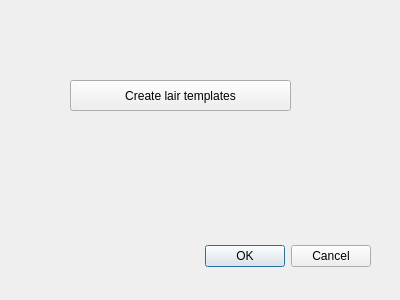
This is WorldSpawnerTool/lairtool.ui in TheAnswer/Tools as Qt 5 draws it before an edit. The edited form follows.
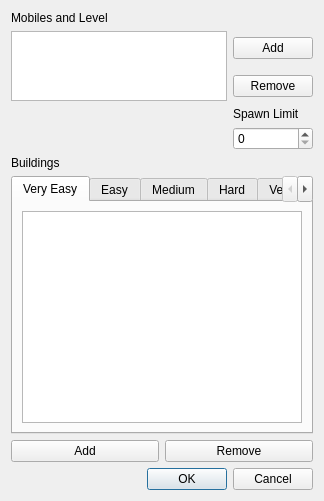
This is the edited form.

Commit message: [updated] spawn tool, added lair template editor

The edit to the form file:
```diff
--- a/WorldSpawnerTool/lairtool.ui
+++ b/WorldSpawnerTool/lairtool.ui
@@ -6,42 +6,145 @@
    <rect>
     <x>0</x>
     <y>0</y>
-    <width>400</width>
-    <height>300</height>
+    <width>324</width>
+    <height>501</height>
    </rect>
   </property>
   <property name="windowTitle">
    <string>Dialog</string>
   </property>
-  <widget class="QDialogButtonBox" name="buttonBox">
-   <property name="geometry">
-    <rect>
-     <x>30</x>
-     <y>240</y>
-     <width>341</width>
-     <height>32</height>
-    </rect>
-   </property>
-   <property name="orientation">
-    <enum>Qt::Horizontal</enum>
-   </property>
-   <property name="standardButtons">
-    <set>QDialogButtonBox::Cancel|QDialogButtonBox::Ok</set>
-   </property>
-  </widget>
-  <widget class="QPushButton" name="pushButton">
-   <property name="geometry">
-    <rect>
-     <x>70</x>
-     <y>80</y>
-     <width>221</width>
-     <height>31</height>
-    </rect>
-   </property>
-   <property name="text">
-    <string>Create lair templates</string>
-   </property>
-  </widget>
+  <layout class="QGridLayout" name="gridLayout_8">
+   <item row="0" column="0">
+    <layout class="QGridLayout" name="gridLayout">
+     <item row="0" column="0">
+      <widget class="QLabel" name="label">
+       <property name="text">
+        <string>Mobiles and Level</string>
+       </property>
+      </widget>
+     </item>
+     <item row="1" column="0" rowspan="2">
+      <widget class="QListWidget" name="listWidget_mobiles"/>
+     </item>
+     <item row="1" column="1">
+      <widget class="QPushButton" name="pushButton_addMobile">
+       <property name="text">
+        <string>Add</string>
+       </property>
+      </widget>
+     </item>
+     <item row="2" column="1">
+      <widget class="QPushButton" name="pushButton_removeMobile">
+       <property name="text">
+        <string>Remove</string>
+       </property>
+      </widget>
+     </item>
+     <item row="3" column="1">
+      <widget class="QLabel" name="label_2">
+       <property name="text">
+        <string>Spawn Limit</string>
+       </property>
+      </widget>
+     </item>
+     <item row="4" column="1">
+      <widget class="QSpinBox" name="spinBox"/>
+     </item>
+    </layout>
+   </item>
+   <item row="1" column="0">
+    <layout class="QGridLayout" name="gridLayout_7">
+     <item row="0" column="0">
+      <widget class="QLabel" name="label_3">
+       <property name="text">
+        <string>Buildings</string>
+       </property>
+      </widget>
+     </item>
+     <item row="1" column="0" colspan="2">
+      <widget class="QTabWidget" name="tabWidget_buildings">
+       <property name="currentIndex">
+        <number>0</number>
+       </property>
+       <widget class="QWidget" name="tab">
+        <attribute name="title">
+         <string>Very Easy</string>
+        </attribute>
+        <layout class="QGridLayout" name="gridLayout_2">
+         <item row="0" column="0">
+          <widget class="QListWidget" name="listWidget_veryEasy"/>
+         </item>
+        </layout>
+       </widget>
+       <widget class="QWidget" name="tab_3">
+        <attribute name="title">
+         <string>Easy</string>
+        </attribute>
+        <layout class="QGridLayout" name="gridLayout_3">
+         <item row="0" column="0">
+          <widget class="QListWidget" name="listWidget_easy"/>
+         </item>
+        </layout>
+       </widget>
+       <widget class="QWidget" name="tab_2">
+        <attribute name="title">
+         <string>Medium</string>
+        </attribute>
+        <layout class="QGridLayout" name="gridLayout_4">
+         <item row="0" column="0">
+          <widget class="QListWidget" name="listWidget_Medium"/>
+         </item>
+        </layout>
+       </widget>
+       <widget class="QWidget" name="tab_4">
+        <attribute name="title">
+         <string>Hard</string>
+        </attribute>
+        <layout class="QGridLayout" name="gridLayout_5">
+         <item row="0" column="0">
+          <widget class="QListWidget" name="listWidget_Hard"/>
+         </item>
+        </layout>
+       </widget>
+       <widget class="QWidget" name="tab_5">
+        <attribute name="title">
+         <string>Very Hard</string>
+        </attribute>
+        <layout class="QGridLayout" name="gridLayout_6">
+         <item row="0" column="0">
+          <widget class="QListWidget" name="listWidget_veryHard"/>
+         </item>
+        </layout>
+       </widget>
+      </widget>
+     </item>
+     <item row="2" column="0">
+      <widget class="QPushButton" name="pushButton_AddBuilding">
+       <property name="text">
+        <string>Add</string>
+       </property>
+      </widget>
+     </item>
+     <item row="2" column="1">
+      <widget class="QPushButton" name="pushButton_RemoveBuilding">
+       <property name="text">
+        <string>Remove</string>
+       </property>
+      </widget>
+     </item>
+    </layout>
+   </item>
+   <item row="2" column="0">
+    <widget class="QDialogButtonBox" name="buttonBox">
+     <property name="orientation">
+      <enum>Qt::Horizontal</enum>
+     </property>
+     <property name="standardButtons">
+      <set>QDialogButtonBox::Cancel|QDialogButtonBox::Ok</set>
+     </property>
+    </widget>
+   </item>
+  </layout>
  </widget>
  <resources/>
  <connections>
```
The commit also changes 43 other files.
